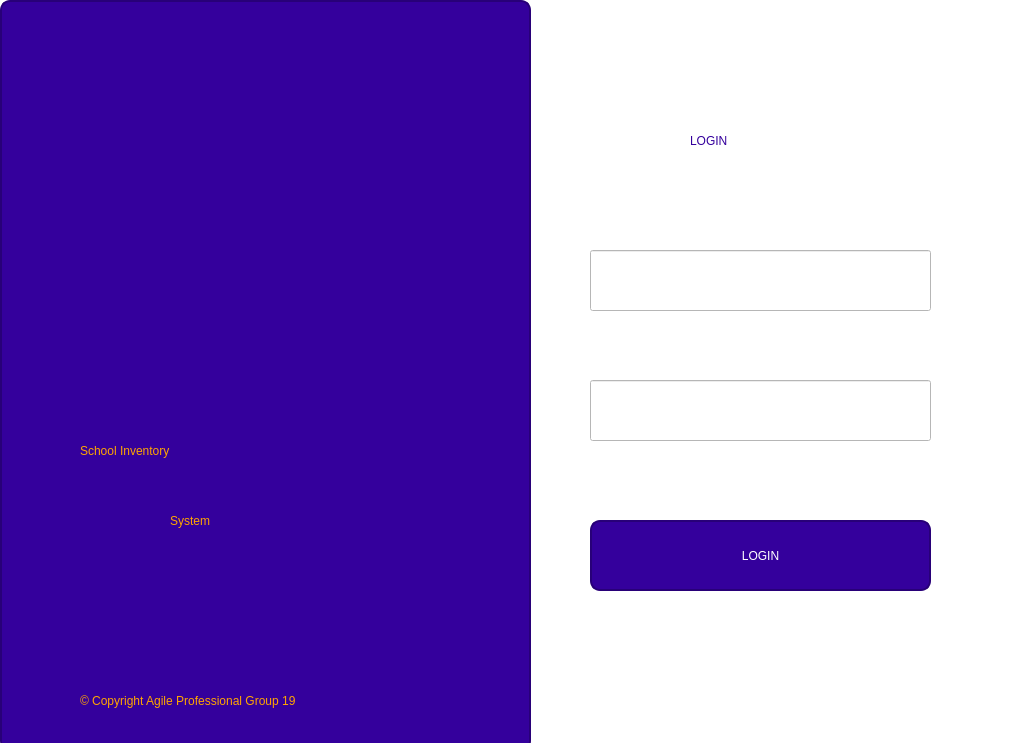
Above: Login.ui from Maximus-Ay/ICT-U-School-Inventory-System-Using-PyQT5 before the change. Below: the same form after it.
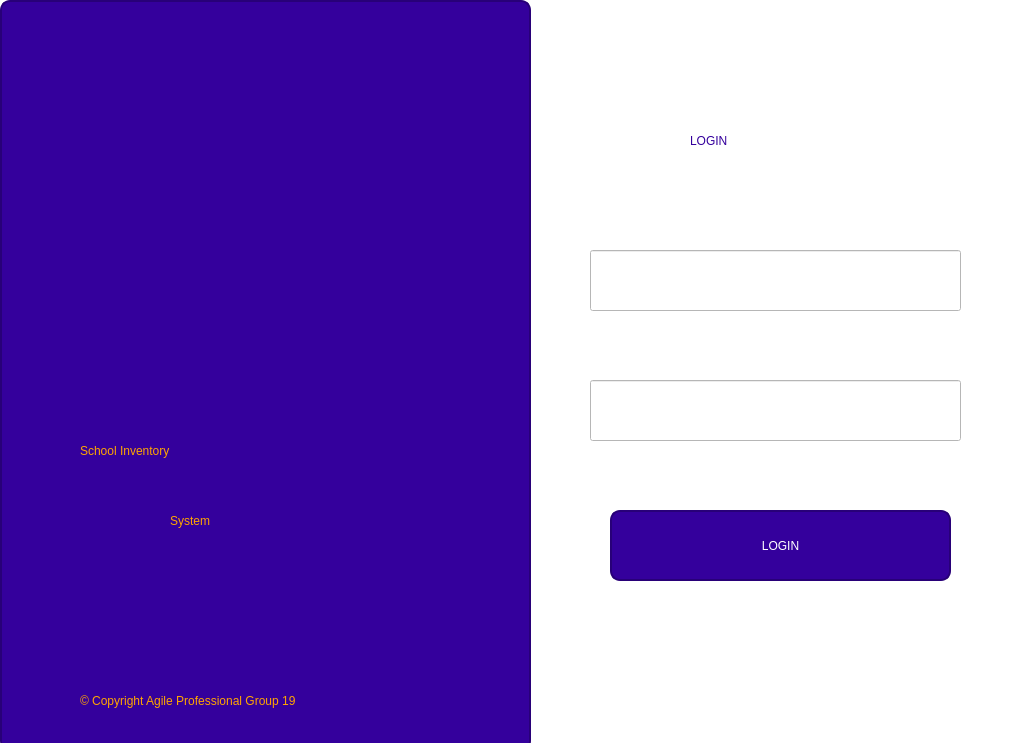
That is the form after the change. Icons and pictures are not drawn.

Diff of the .ui file:
```diff
--- a/Login.ui
+++ b/Login.ui
@@ -147,26 +147,36 @@
     <rect>
      <x>590</x>
      <y>250</y>
-     <width>341</width>
+     <width>371</width>
      <height>61</height>
     </rect>
    </property>
+   <property name="styleSheet">
+    <string notr="true">font: 16pt &quot;MS Shell Dlg 2&quot;;
+background-color: white;
+
+</string>
+   </property>
   </widget>
   <widget class="QLineEdit" name="lineEdit_2">
    <property name="geometry">
     <rect>
      <x>590</x>
      <y>380</y>
-     <width>341</width>
+     <width>371</width>
      <height>61</height>
     </rect>
    </property>
+   <property name="styleSheet">
+    <string notr="true">font: 16pt &quot;MS Shell Dlg 2&quot;;
+background-color: white;</string>
+   </property>
   </widget>
-  <widget class="QPushButton" name="login_btn_2">
+  <widget class="QPushButton" name="login_btn">
    <property name="geometry">
     <rect>
-     <x>590</x>
-     <y>520</y>
+     <x>610</x>
+     <y>510</y>
      <width>341</width>
      <height>71</height>
     </rect>
```
Left out of the diff: 7 changed lines with no effect on the pictures.
